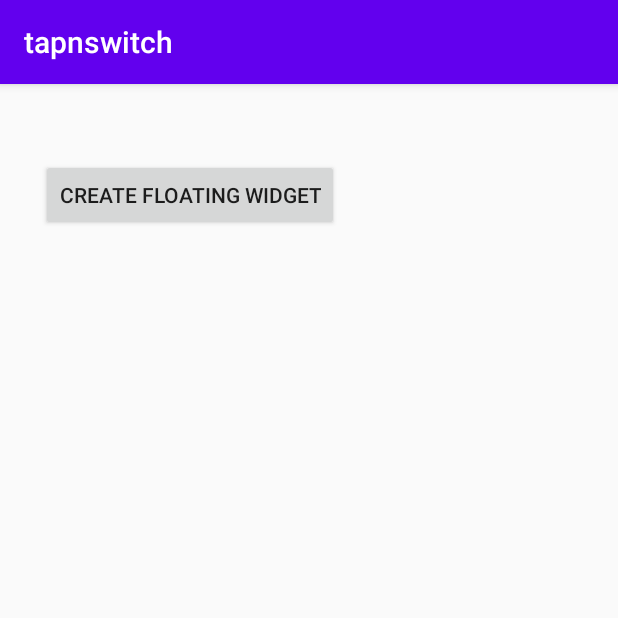
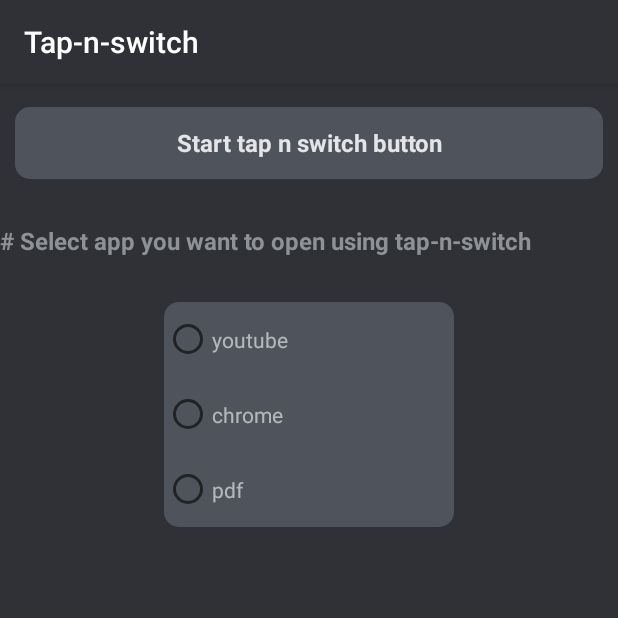
Before and after one commit to Atharva1449/Tap-n-Switch, an Android app: the screen it shows after launch (MainActivity), on a phone screen of 412 x 824 dp, the top half of it. Run offline under Robolectric (Android 15) with nearby library versions, the phone set to English and light mode, and no system bars.

Commit message:
made ui changes

```diff
--- a/app/build.gradle
+++ b/app/build.gradle
@@ -26,6 +26,7 @@ dependencies {
     implementation fileTree(dir: "libs", include: ["*.jar"])
     implementation 'androidx.appcompat:appcompat:1.1.0'
     implementation 'androidx.constraintlayout:constraintlayout:1.1.3'
+    implementation 'androidx.recyclerview:recyclerview:1.1.0'
     testImplementation 'junit:junit:4.12'
     androidTestImplementation 'androidx.test.ext:junit:1.1.1'
     androidTestImplementation 'androidx.test.espresso:espresso-core:3.3.0'
--- a/app/src/main/AndroidManifest.xml
+++ b/app/src/main/AndroidManifest.xml
@@ -14,7 +14,9 @@
             android:enabled="true"
             android:exported="true"
             />
-        <activity android:name=".MainActivity">
+        <activity android:name=".MainActivity"
+            android:label="Tap-n-switch"
+            >
             <intent-filter>
                 <action android:name="android.intent.action.MAIN" />
 
--- a/app/src/main/java/com/theonedayapps/tapnswitch/FloatingViewService.java
+++ b/app/src/main/java/com/theonedayapps/tapnswitch/FloatingViewService.java
@@ -1,6 +1,7 @@
 package com.theonedayapps.tapnswitch;
 
 import android.app.Notification;
+import android.app.NotificationChannel;
 import android.app.PendingIntent;
 import android.app.Service;
 import android.content.ActivityNotFoundException;
@@ -68,7 +69,7 @@ private int lastaction;
         expandedView = mFloatingView.findViewById(R.id.layoutExpanded);
 
         //adding click listener to close button and expanded view
-        mFloatingView.findViewById(R.id.buttonClose).setOnClickListener(this);
+       // mFloatingView.findViewById(R.id.buttonClose).setOnClickListener(this);
         mFloatingView.findViewById(R.id.collapsed_iv).setOnClickListener(this);
         //mFloatingView.findViewById(R.id.collapsed123).setOnClickListener(this);
         expandedView.setOnClickListener(this);
@@ -143,13 +144,13 @@ private int lastaction;
 
 
                 break;
-            case R.id.buttonClose:
-                //closing the widget
-                Toast.makeText(FloatingViewService.this, "Closed!", Toast.LENGTH_SHORT).show();
-
-
-                stopSelf();
-                break;
+//            case R.id.buttonClose:
+//                //closing the widget
+//                Toast.makeText(FloatingViewService.this, "Closed!", Toast.LENGTH_SHORT).show();
+//
+//
+//                stopSelf();
+//                break;
         }
     }
 
@@ -174,8 +175,9 @@ private int lastaction;
             }
         }
             qq=false;
-        //Notification notification=new NotificationCompat.Builder();
-        //startForeground(1,notification);
+        //String abc;
+        //Notification notification;
+       // startForeground(1,notification);
         ///
         return START_STICKY;
     }
--- /dev/null
+++ b/app/src/main/res/drawable/buttonlay.xml
@@ -0,0 +1,11 @@
+<?xml version="1.0" encoding="utf-8"?>
+<selector xmlns:android="http://schemas.android.com/apk/res/android">
+    <item>
+        <shape android:shape="rectangle">
+            <solid android:color="#4F545C" />
+
+            <!--corners allow us to make the rounded corners button-->
+            <corners android:radius="10dp" />
+        </shape>
+    </item>
+</selector>
--- a/app/src/main/res/layout/activity_main.xml
+++ b/app/src/main/res/layout/activity_main.xml
@@ -1,19 +1,77 @@
 <?xml version="1.0" encoding="utf-8"?>
-<RelativeLayout xmlns:android="http://schemas.android.com/apk/res/android"
+<LinearLayout xmlns:android="http://schemas.android.com/apk/res/android"
+    xmlns:tools="http://schemas.android.com/tools"
     android:layout_width="match_parent"
-    android:layout_height="match_parent">
+    android:layout_height="match_parent"
+    xmlns:app="http://schemas.android.com/apk/res-auto"
+    android:background="#2F3136"
+    android:fadingEdge="horizontal|vertical"
+    android:gravity="center|top"
+    android:orientation="vertical">
 
     <Button
         android:id="@+id/buttonCreateWidget"
+        android:layout_width="match_parent"
+        android:layout_height="wrap_content"
+        android:layout_marginTop="15dp"
+        android:layout_marginLeft="10dp"
+        android:layout_marginRight="10dp"
+        android:background="@drawable/buttonlay"
+        android:text="Start tap n switch button"
+        android:textAlignment="center"
+        android:textAppearance="@style/TextAppearance.AppCompat.Small"
+        android:textColor="#D9FFFFFF"
+        android:textSize="16sp"
+        android:textStyle="bold"
+        />
+
+
+
+    <TextView
+        android:id="@+id/textView3"
+        android:layout_width="match_parent"
+        android:layout_height="wrap_content"
+        android:layout_marginTop="30dp"
+        android:text="# Select app you want to open using tap-n-switch"
+        android:textAppearance="@style/TextAppearance.AppCompat.Body1"
+        android:textColor="#8E9297"
+        android:textSize="16sp"
+        android:textStyle="bold" />
+
+    <RadioGroup
+        android:id="@+id/radiogroupid"
         android:layout_width="wrap_content"
         android:layout_height="wrap_content"
-        android:layout_alignParentEnd="true"
-        android:layout_alignParentRight="true"
-        android:layout_alignParentBottom="true"
-        android:layout_marginEnd="186dp"
-        android:layout_marginRight="186dp"
-        android:layout_marginBottom="670dp"
-        android:text="Create Floating Widget" />
+        android:layout_gravity="center"
+        android:layout_marginLeft="0dp"
+        android:layout_marginTop="30dp"
+        app:layout_constraintBottom_toBottomOf="parent"
+        app:layout_constraintEnd_toEndOf="parent"
+        app:layout_constraintStart_toStartOf="parent"
+        app:layout_constraintTop_toTopOf="parent"
+        android:background="@drawable/buttonlay"
+        >
 
+        <RadioButton
+            android:id="@+id/radiobuttonyes"
+            android:layout_width="match_parent"
+            android:layout_height="50dp"
+            android:text="youtube"
+            android:textColor="#94FFFFFF" />
 
-</RelativeLayout>
+        <RadioButton
+            android:id="@+id/radiobuttonno"
+            android:layout_width="193dp"
+            android:layout_height="50dp"
+            android:text="chrome"
+            android:textColor="#94FFFFFF" />
+
+        <RadioButton
+            android:id="@+id/radiobuttonmaybe"
+            android:layout_width="match_parent"
+            android:layout_height="50dp"
+            android:text="pdf"
+            android:textColor="#94FFFFFF" />
+    </RadioGroup>
+
+</LinearLayout>
--- a/app/src/main/res/layout/layout_floating_widget.xml
+++ b/app/src/main/res/layout/layout_floating_widget.xml
@@ -2,8 +2,7 @@
 <FrameLayout xmlns:android="http://schemas.android.com/apk/res/android"
     xmlns:tools="http://schemas.android.com/tools"
     android:layout_width="wrap_content"
-    android:layout_height="wrap_content"
-    android:background="#19100F0F">
+    android:layout_height="wrap_content">
 
 
     <RelativeLayout
@@ -17,7 +16,7 @@
             android:id="@+id/layoutCollapsed"
             android:layout_width="wrap_content"
             android:layout_height="wrap_content"
-            android:background="#321C1C1C"
+            android:background="@drawable/buttonlay"
             android:fadingEdge="horizontal|vertical"
             android:orientation="vertical"
             android:visibility="visible">
@@ -32,12 +31,6 @@
                 android:textCursorDrawable="@drawable/icon_main1" />
 
 
-            <ImageView
-                android:id="@+id/buttonClose"
-                android:layout_width="20dp"
-                android:layout_height="25dp"
-                android:layout_marginLeft="50dp"
-                android:src="@drawable/icon_close" />
 
             <TextView
                 android:id="@+id/textView"
@@ -45,7 +38,7 @@
                 android:layout_height="wrap_content"
                 android:layout_marginLeft="25dp"
                 android:layout_marginTop="10dp"
-                android:text="tap"
+                android:text=" tap    "
                 android:textColor="#88FFFFFF" />
 
         </RelativeLayout>
--- a/app/src/main/res/values/styles.xml
+++ b/app/src/main/res/values/styles.xml
@@ -2,7 +2,7 @@
     <!-- Base application theme. -->
     <style name="AppTheme" parent="Theme.AppCompat.Light.DarkActionBar">
         <!-- Customize your theme here. -->
-        <item name="colorPrimary">@color/colorPrimary</item>
+        <item name="colorPrimary">#2F3136</item>
         <item name="colorPrimaryDark">@color/colorPrimaryDark</item>
         <item name="colorAccent">@color/colorAccent</item>
     </style>
```
